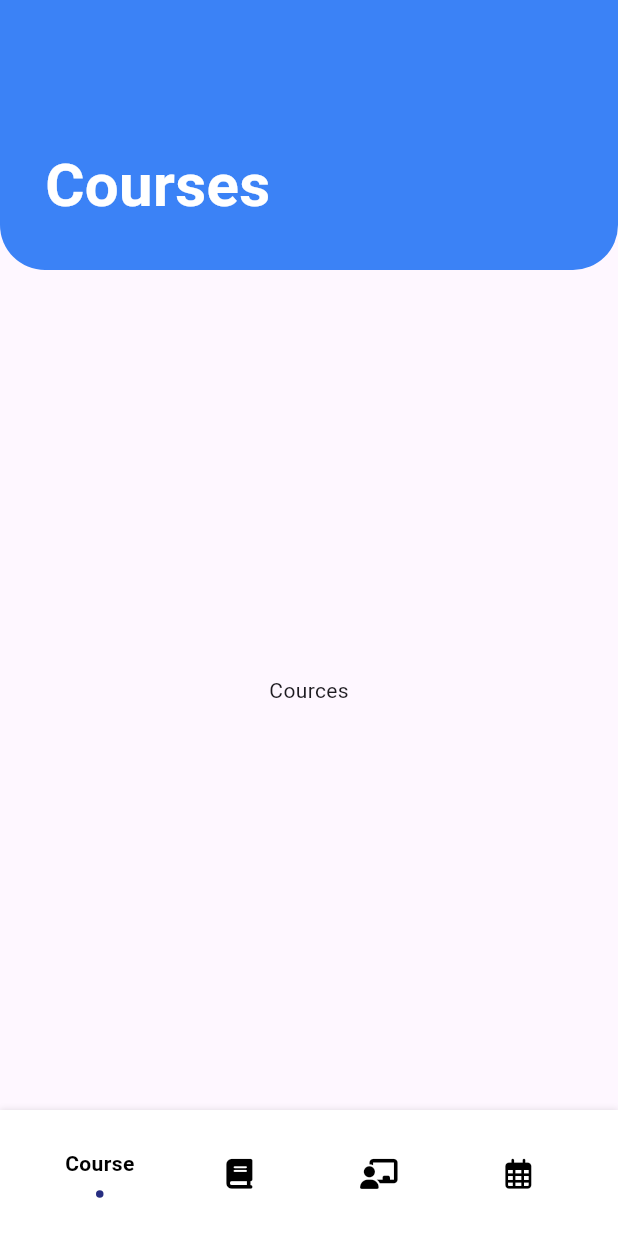
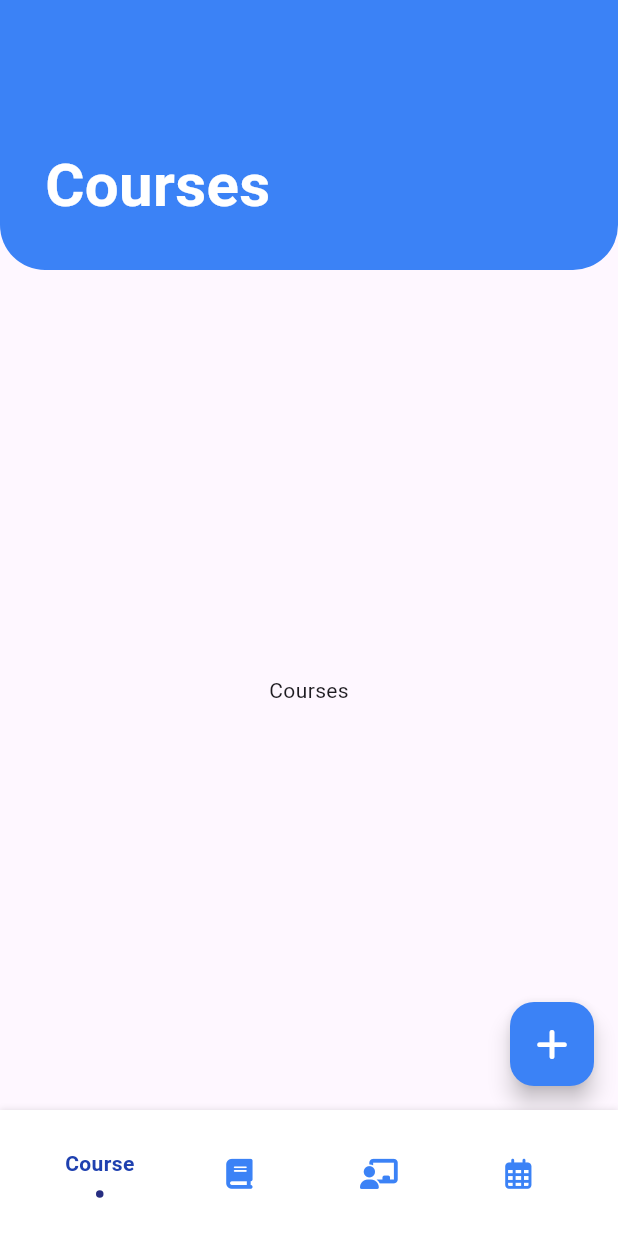
Before and after one commit to MuhammedShabeel001/Timetable-Generation-Application, a Flutter app: the screen it shows after launch, on a phone screen of 412 x 824 dp. Run offline on Flutter 3.47's test engine with Material 3 defaults, Android fonts, the phone set to English and light mode, and no system bars; drawn by our look-alikes of flashy_tab_bar2; our stand-ins replace cloud_firestore, firebase_core, font_awesome_flutter; accounts and stored records are empty.

Commit message:
cources added to firebase

```diff
--- a/lib/constants/route_manager.dart
+++ b/lib/constants/route_manager.dart
@@ -13,7 +13,7 @@ class RouteManager {
       case AppRoutes.home:
         return MaterialPageRoute(builder: (_) => const MainScreen());
       case AppRoutes.courseManagement:
-        return MaterialPageRoute(builder: (_) => const CourceScreen());
+        return MaterialPageRoute(builder: (_) => const CourseScreen());
       case AppRoutes.subjectManagement:
         return MaterialPageRoute(builder: (_) => const SubjectScreen());
       case AppRoutes.staffManagement:
--- /dev/null
+++ b/lib/models/course_model.dart
@@ -0,0 +1,23 @@
+// models/course.dart
+class Course {
+  String id;
+  String name;
+  List<String> subjectIds; // List of subject IDs associated with the course
+
+  Course({required this.id, required this.name, required this.subjectIds});
+
+  factory Course.fromMap(Map<String, dynamic> data, String documentId) {
+    return Course(
+      id: documentId,
+      name: data['name'],
+      subjectIds: List<String>.from(data['subjectIds']),
+    );
+  }
+
+  Map<String, dynamic> toMap() {
+    return {
+      'name': name,
+      'subjectIds': subjectIds,
+    };
+  }
+}
--- a/lib/screens/cource_screen.dart
+++ b/lib/screens/cource_screen.dart
@@ -1,20 +1,43 @@
+// screens/course_screen.dart
 import 'package:flutter/material.dart';
+import 'package:font_awesome_flutter/font_awesome_flutter.dart';
+import 'package:provider/provider.dart';
+import 'package:timetable_generation_application/constants/app_colors.dart';
 import 'package:timetable_generation_application/constants/app_texts.dart';
-
+import 'package:timetable_generation_application/widgets/custom_bottomsheet.dart';
+import '../providers/course_provider.dart';
 import '../widgets/custom_appbar.dart';
 
-class CourceScreen extends StatelessWidget {
-  const CourceScreen({super.key});
+class CourseScreen extends StatelessWidget {
+  const CourseScreen({super.key});
 
   @override
   Widget build(BuildContext context) {
-    return  const Scaffold(
-      appBar: PreferredSize(
+    return Scaffold(
+      appBar: const PreferredSize(
         preferredSize: Size.fromHeight(180),
-        child: SappBar(height: 200, title: AppTexts.courseScreenTitle)
+        child: SappBar(height: 200, title: AppTexts.courseScreenTitle),
       ),
-      body: Center(
-        child: Text('Cources'),
+      floatingActionButton: FloatingActionButton(
+        backgroundColor: AppColors.primary,
+        onPressed: () {
+          showModalBottomSheet(
+            context: context,
+            isScrollControlled: true,
+            builder: (context) {
+              return CustomBottomsheet(
+                onClose: () => Navigator.pop(context), // Close the bottom sheet
+              );
+            },
+          );
+        },
+        child: const FaIcon(
+          FontAwesomeIcons.plus,
+          color: Colors.white,
+        ),
+      ),
+      body: const Center(
+        child: Text('Courses'),
       ),
     );
   }
--- a/lib/screens/main_screen.dart
+++ b/lib/screens/main_screen.dart
@@ -3,6 +3,7 @@
 import 'package:flashy_tab_bar2/flashy_tab_bar2.dart';
 import 'package:flutter/material.dart';
 import 'package:font_awesome_flutter/font_awesome_flutter.dart';
+import 'package:timetable_generation_application/constants/app_colors.dart';
 import 'package:timetable_generation_application/screens/cource_screen.dart';
 import 'package:timetable_generation_application/screens/staff_screen.dart';
 import 'package:timetable_generation_application/screens/subject_screen.dart';
@@ -20,7 +21,7 @@ class _MainScreenState extends State<MainScreen> {
   final PageController _pageController = PageController();
 
   final List<Widget> _screens = [
-    const CourceScreen(),
+    const CourseScreen(),
     const SubjectScreen(),
     const StaffScreen(),
     const TimetableScreen()
@@ -61,41 +62,41 @@ class _MainScreenState extends State<MainScreen> {
           FlashyTabBarItem(
             icon: const FaIcon(
               FontAwesomeIcons.graduationCap, // Course icon
-              color: Colors.black,
+              color: AppColors.primary
             ),
             title: const Text(
               'Course',
-              style: TextStyle(color: Colors.black),
+              style: TextStyle(color: AppColors.primaryDark),
             ),
           ),
           FlashyTabBarItem(
             icon: const FaIcon(
               FontAwesomeIcons.book, // Subject icon
-              color: Colors.black,
+              color: AppColors.primary,
             ),
             title: const Text(
               'Subject',
-              style: TextStyle(color: Colors.black),
+              style: TextStyle(color: AppColors.primaryDark),
             ),
           ),
           FlashyTabBarItem(
             icon: const FaIcon(
               FontAwesomeIcons.chalkboardTeacher, // Staff icon
-              color: Colors.black,
+              color: AppColors.primary,
             ),
             title: const Text(
               'Staff',
-              style: TextStyle(color: Colors.black),
+              style: TextStyle(color: AppColors.primaryDark),
             ),
           ),
           FlashyTabBarItem(
             icon: const FaIcon(
               FontAwesomeIcons.calendarAlt, // Timetable icon
-              color: Colors.black,
+              color: AppColors.primary,
             ),
             title: const Text(
               'Timetable',
-              style: TextStyle(color: Colors.black),
+              style: TextStyle(color: AppColors.primaryDark),
             ),
           ),
         ],
--- a/pubspec.yaml
+++ b/pubspec.yaml
@@ -28,12 +28,14 @@ environment:
 # the latest version available on pub.dev. To see which dependencies have newer
 # versions available, run `flutter pub outdated`.
 dependencies:
+  cloud_firestore: ^5.4.4
   cupertino_icons: ^1.0.8
   firebase_core: ^3.6.0
   flashy_tab_bar2: ^0.0.10
   flutter:
     sdk: flutter
   font_awesome_flutter: ^10.7.0
+  provider: ^6.1.2
 
 dev_dependencies:
   flutter_lints: ^4.0.0
```
Also changed, not shown: lib/main.dart (+7 -1 lines), lib/providers/course_provider.dart (added, +34 -0 lines), lib/widgets/custom_bottomsheet.dart (added, +73 -0 lines), lib/constants/app_colors.dart (line endings or trailing spaces), pubspec.lock, 3 other files.
